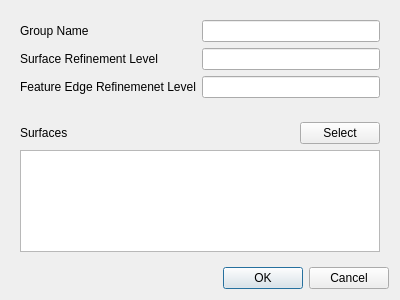
Qt form baramMesh/view/castellation/surface_refinement_dialog.ui (nextfoam/baram) before a commit.
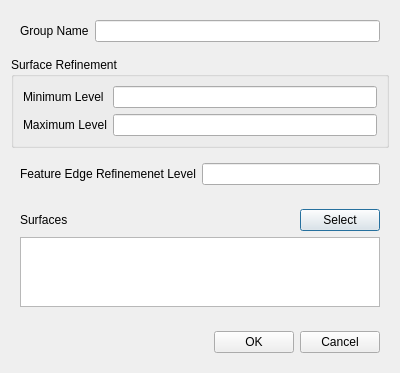
The same form after that commit.

Commit message: #baram480 Castellation 단계의 Surface Refinement Level을 min, max 값으로 입력

Diff of the .ui file:
```diff
--- a/baramMesh/view/castellation/surface_refinement_dialog.ui
+++ b/baramMesh/view/castellation/surface_refinement_dialog.ui
@@ -7,7 +7,7 @@
     <x>0</x>
     <y>0</y>
     <width>400</width>
-    <height>300</height>
+    <height>371</height>
    </rect>
   </property>
   <property name="windowTitle">
@@ -17,9 +17,6 @@
    <item>
     <widget class="QWidget" name="widget" native="true">
      <layout class="QFormLayout" name="formLayout">
-      <property name="bottomMargin">
-       <number>0</number>
-      </property>
       <item row="0" column="0">
        <widget class="QLabel" name="label">
         <property name="text">
@@ -30,26 +27,54 @@
       <item row="0" column="1">
        <widget class="QLineEdit" name="groupName"/>
       </item>
-      <item row="1" column="0">
+     </layout>
+    </widget>
+   </item>
+   <item>
+    <widget class="QGroupBox" name="groupBox">
+     <property name="title">
+      <string>Surface Refinement</string>
+     </property>
+     <layout class="QFormLayout" name="formLayout_2">
+      <item row="0" column="0">
        <widget class="QLabel" name="label_2">
         <property name="text">
-         <string>Surface Refinement Level</string>
+         <string>Minimum Level</string>
         </property>
        </widget>
       </item>
+      <item row="0" column="1">
+       <widget class="QLineEdit" name="minimumLevel"/>
+      </item>
+      <item row="1" column="0">
+       <widget class="QLabel" name="label_5">
+        <property name="text">
+         <string>Maximum Level</string>
+        </property>
+       </widget>
+      </item>
       <item row="1" column="1">
-       <widget class="QLineEdit" name="surfaceRefinementLevel"/>
+       <widget class="QLineEdit" name="maximumLevel"/>
       </item>
-      <item row="2" column="0">
+     </layout>
+    </widget>
+   </item>
+   <item>
+    <widget class="QWidget" name="widget_4" native="true">
+     <layout class="QFormLayout" name="formLayout_3">
+      <property name="bottomMargin">
+       <number>0</number>
+      </property>
+      <item row="1" column="1">
+       <widget class="QLineEdit" name="featureEdgeRefinementLevel"/>
+      </item>
+      <item row="1" column="0">
        <widget class="QLabel" name="label_3">
         <property name="text">
          <string>Feature Edge Refinemenet Level</string>
         </property>
        </widget>
       </item>
-      <item row="2" column="1">
-       <widget class="QLineEdit" name="featureEdgeRefinementLevel"/>
-      </item>
      </layout>
     </widget>
    </item>
@@ -109,13 +134,36 @@
     </widget>
    </item>
    <item>
-    <widget class="QDialogButtonBox" name="buttonBox">
-     <property name="orientation">
-      <enum>Qt::Horizontal</enum>
-     </property>
-     <property name="standardButtons">
-      <set>QDialogButtonBox::Cancel|QDialogButtonBox::Ok</set>
-     </property>
+    <widget class="QWidget" name="widget_5" native="true">
+     <layout class="QHBoxLayout" name="horizontalLayout_2">
+      <item>
+       <spacer name="horizontalSpacer_2">
+        <property name="orientation">
+         <enum>Qt::Horizontal</enum>
+        </property>
+        <property name="sizeHint" stdset="0">
+         <size>
+          <width>181</width>
+          <height>20</height>
+         </size>
+        </property>
+       </spacer>
+      </item>
+      <item>
+       <widget class="QPushButton" name="ok">
+        <property name="text">
+         <string>OK</string>
+        </property>
+       </widget>
+      </item>
+      <item>
+       <widget class="QPushButton" name="cancel">
+        <property name="text">
+         <string>Cancel</string>
+        </property>
+       </widget>
+      </item>
+     </layout>
     </widget>
    </item>
   </layout>
```
Left out of the diff: 35 changed lines with no effect on the pictures. The commit also changes 8 other files.
